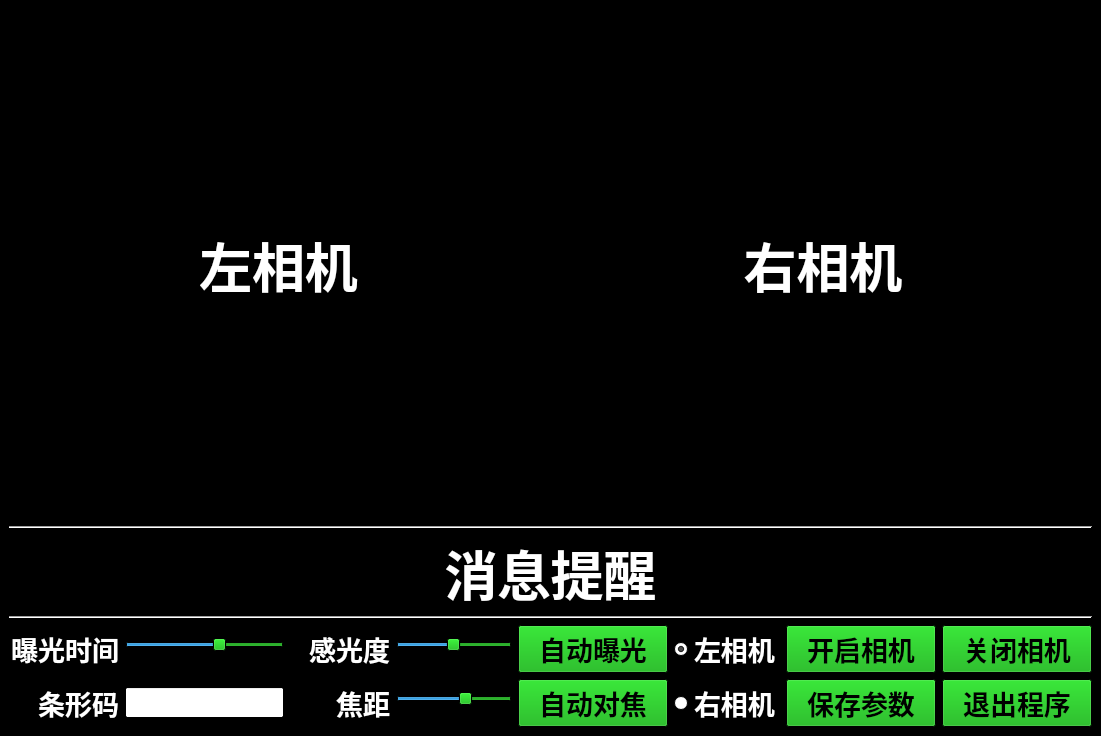
The window that ui/main.ui (Marco-ardu/DetectScraw) describes before a commit, drawn with Qt 5.
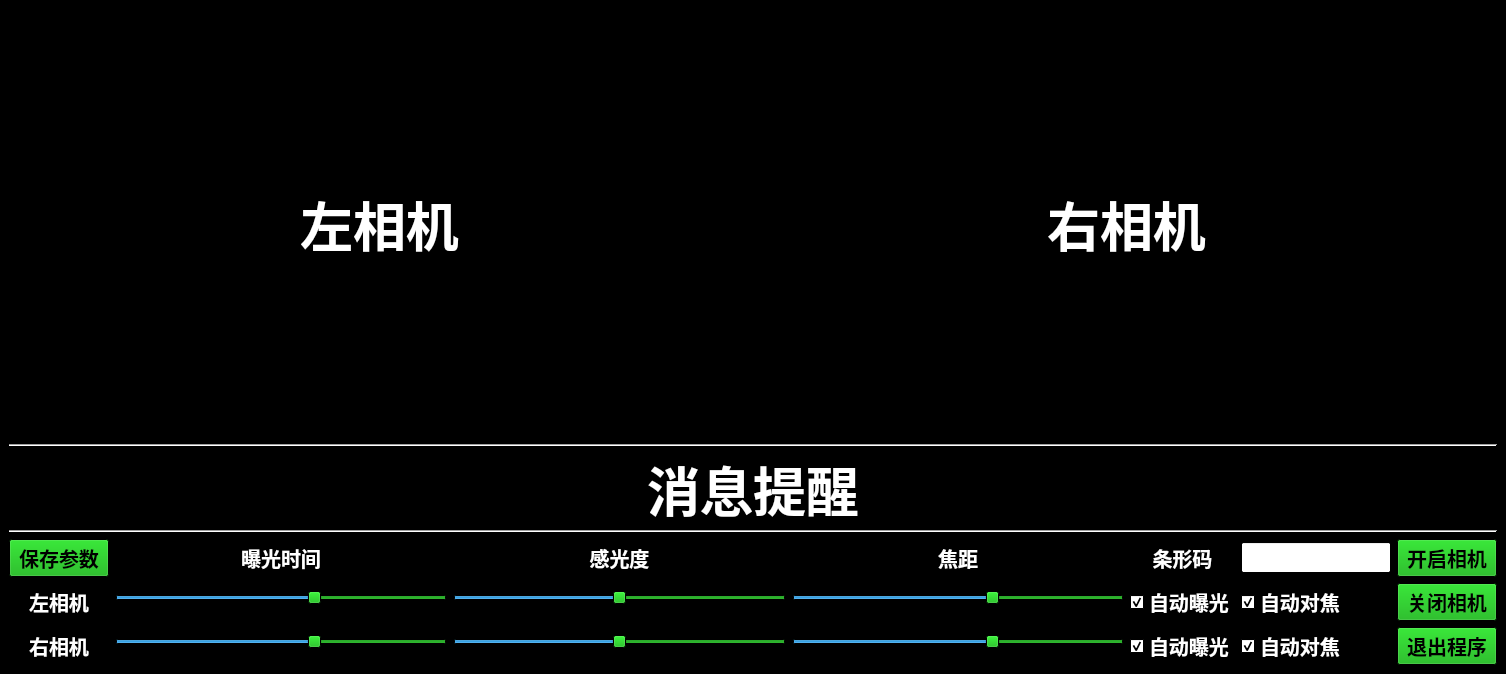
The same window after the commit. Icons and pictures are not drawn.

Commit message: 曝光修改版UI

Diff of the .ui file:
```diff
--- a/ui/main.ui
+++ b/ui/main.ui
@@ -6,8 +6,8 @@
    <rect>
     <x>0</x>
     <y>0</y>
-    <width>1101</width>
-    <height>736</height>
+    <width>1506</width>
+    <height>674</height>
    </rect>
   </property>
   <property name="palette">
@@ -140,7 +140,7 @@
    <string>OAK零件检测系统</string>
   </property>
   <widget class="QWidget" name="centralwidget">
-   <layout class="QVBoxLayout" name="verticalLayout" stretch="8,1,1,1,1">
+   <layout class="QVBoxLayout" name="verticalLayout" stretch="6,1,1,1,1">
     <item>
      <layout class="QHBoxLayout" name="horizontalLayout">
       <item>
@@ -156,7 +156,7 @@
         </property>
         <property name="minimumSize">
          <size>
-          <width>400</width>
+          <width>350</width>
           <height>300</height>
          </size>
         </property>
@@ -195,7 +195,7 @@
         </property>
         <property name="minimumSize">
          <size>
-          <width>400</width>
+          <width>350</width>
           <height>300</height>
          </size>
         </property>
@@ -235,7 +235,7 @@
       <property name="minimumSize">
        <size>
         <width>0</width>
-        <height>75</height>
+        <height>60</height>
        </size>
       </property>
       <property name="font">
@@ -260,11 +260,124 @@
     </item>
     <item>
      <layout class="QGridLayout" name="gridLayout">
-      <item row="0" column="0">
+      <item row="0" column="4">
+       <widget class="QLabel" name="Barcodelabel">
+        <property name="minimumSize">
+         <size>
+          <width>80</width>
+          <height>0</height>
+         </size>
+        </property>
+        <property name="maximumSize">
+         <size>
+          <width>400</width>
+          <height>16777215</height>
+         </size>
+        </property>
+        <property name="font">
+         <font>
+          <pointsize>15</pointsize>
+         </font>
+        </property>
+        <property name="text">
+         <string>条形码</string>
+        </property>
+        <property name="alignment">
+         <set>Qt::AlignCenter</set>
+        </property>
+       </widget>
+      </item>
+      <item row="0" column="5">
+       <widget class="QLineEdit" name="BarCodeValue">
+        <property name="minimumSize">
+         <size>
+          <width>100</width>
+          <height>0</height>
+         </size>
+        </property>
+        <property name="maximumSize">
+         <size>
+          <width>150</width>
+          <height>16777215</height>
+         </size>
+        </property>
+       </widget>
+      </item>
+      <item row="0" column="3">
+       <widget class="QLabel" name="lensPos_label">
+        <property name="minimumSize">
+         <size>
+          <width>80</width>
+          <height>0</height>
+         </size>
+        </property>
+        <property name="maximumSize">
+         <size>
+          <width>400</width>
+          <height>16777215</height>
+         </size>
+        </property>
+        <property name="font">
+         <font>
+          <pointsize>15</pointsize>
+         </font>
+        </property>
+        <property name="text">
+         <string>焦距</string>
+        </property>
+        <property name="alignment">
+         <set>Qt::AlignCenter</set>
+        </property>
+       </widget>
+      </item>
+      <item row="1" column="3">
+       <widget class="QSlider" name="left_lensPos_value">
+        <property name="minimumSize">
+         <size>
+          <width>100</width>
+          <height>0</height>
+         </size>
+        </property>
+        <property name="maximumSize">
+         <size>
+          <width>400</width>
+          <height>16777215</height>
+         </size>
+        </property>
+        <property name="contextMenuPolicy">
+         <enum>Qt::DefaultContextMenu</enum>
+        </property>
+        <property name="minimum">
+         <number>1</number>
+        </property>
+        <property name="maximum">
+         <number>255</number>
+        </property>
+        <property name="value">
+         <number>156</number>
+        </property>
+        <property name="orientation">
+         <enum>Qt::Horizontal</enum>
+        </property>
+        <property name="invertedAppearance">
+         <bool>false</bool>
+        </property>
+        <property name="invertedControls">
+         <bool>false</bool>
+        </property>
+        <property name="tickPosition">
+         <enum>QSlider::TicksBelow</enum>
+        </property>
+        <property name="tickInterval">
+         <number>10</number>
+        </property>
+       </widget>
+      </item>
+      <item row="0" column="1">
        <widget class="QLabel" name="exp_time_label">
         <property name="minimumSize">
          <size>
-          <width>110</width>
+          <width>90</width>
           <height>0</height>
          </size>
         </property>
@@ -276,48 +389,14 @@
         </property>
         <property name="font">
          <font>
-          <pointsize>20</pointsize>
+          <pointsize>15</pointsize>
          </font>
         </property>
         <property name="text">
          <string>曝光时间</string>
         </property>
         <property name="alignment">
-         <set>Qt::AlignRight|Qt::AlignTrailing|Qt::AlignVCenter</set>
-        </property>
-       </widget>
-      </item>
-      <item row="0" column="1">
-       <widget class="QSlider" name="exp_time_value">
-        <property name="minimumSize">
-         <size>
-          <width>100</width>
-          <height>0</height>
-         </size>
-        </property>
-        <property name="maximumSize">
-         <size>
-          <width>400</width>
-          <height>16777215</height>
-         </size>
-        </property>
-        <property name="minimum">
-         <number>1</number>
-        </property>
-        <property name="maximum">
-         <number>33000</number>
-        </property>
-        <property name="value">
-         <number>20000</number>
-        </property>
-        <property name="orientation">
-         <enum>Qt::Horizontal</enum>
-        </property>
-        <property name="tickPosition">
-         <enum>QSlider::TicksBelow</enum>
-        </property>
-        <property name="tickInterval">
-         <number>1000</number>
+         <set>Qt::AlignCenter</set>
         </property>
        </widget>
       </item>
@@ -325,7 +404,7 @@
        <widget class="QLabel" name="sens_ios_label">
         <property name="minimumSize">
          <size>
-          <width>100</width>
+          <width>70</width>
           <height>0</height>
          </size>
         </property>
@@ -337,22 +416,22 @@
         </property>
         <property name="font">
          <font>
-          <pointsize>20</pointsize>
+          <pointsize>15</pointsize>
          </font>
         </property>
         <property name="text">
          <string>感光度</string>
         </property>
         <property name="alignment">
-         <set>Qt::AlignRight|Qt::AlignTrailing|Qt::AlignVCenter</set>
+         <set>Qt::AlignCenter</set>
         </property>
        </widget>
       </item>
-      <item row="0" column="3">
-       <widget class="QSlider" name="sens_ios_value">
+      <item row="2" column="0">
+       <widget class="QLabel" name="right_label">
         <property name="minimumSize">
          <size>
-          <width>100</width>
+          <width>70</width>
           <height>0</height>
          </size>
         </property>
@@ -362,95 +441,16 @@
           <height>16777215</height>
          </size>
         </property>
-        <property name="minimum">
-         <number>1</number>
-        </property>
-        <property name="maximum">
-         <number>1600</number>
-        </property>
-        <property name="value">
-         <number>800</number>
-        </property>
-        <property name="orientation">
-         <enum>Qt::Horizontal</enum>
-        </property>
-        <property name="tickPosition">
-         <enum>QSlider::TicksBelow</enum>
-        </property>
-        <property name="tickInterval">
-         <number>80</number>
-        </property>
-       </widget>
-      </item>
-      <item row="0" column="4">
-       <widget class="QPushButton" name="autoexp">
-        <property name="enabled">
-         <bool>true</bool>
-        </property>
-        <property name="sizePolicy">
-         <sizepolicy hsizetype="Preferred" vsizetype="Preferred">
-          <horstretch>0</horstretch>
-          <verstretch>3</verstretch>
-         </sizepolicy>
-        </property>
-        <property name="minimumSize">
-         <size>
-          <width>150</width>
-          <height>0</height>
-         </size>
-        </property>
-        <property name="maximumSize">
-         <size>
-          <width>400</width>
-          <height>16777215</height>
-         </size>
-        </property>
         <property name="font">
          <font>
-          <family>微軟正黑體</family>
-          <pointsize>20</pointsize>
-          <weight>75</weight>
-          <bold>true</bold>
+          <pointsize>15</pointsize>
          </font>
         </property>
         <property name="text">
-         <string>自动曝光</string>
+         <string>右相机</string>
         </property>
-        <property name="autoRepeatDelay">
-         <number>300</number>
-        </property>
-       </widget>
-      </item>
-      <item row="0" column="5">
-       <widget class="QRadioButton" name="leftCameraButton">
-        <property name="enabled">
-         <bool>true</bool>
-        </property>
-        <property name="minimumSize">
-         <size>
-          <width>100</width>
-          <height>0</height>
-         </size>
-        </property>
-        <property name="maximumSize">
-         <size>
-          <width>400</width>
-          <height>16777215</height>
-         </size>
-        </property>
-        <property name="font">
-         <font>
-          <pointsize>20</pointsize>
-         </font>
-        </property>
-        <property name="mouseTracking">
-         <bool>true</bool>
-        </property>
-        <property name="text">
-         <string>左相机</string>
-        </property>
-        <property name="checked">
-         <bool>true</bool>
+        <property name="alignment">
+         <set>Qt::AlignCenter</set>
         </property>
        </widget>
       </item>
@@ -467,7 +467,7 @@
         </property>
         <property name="minimumSize">
          <size>
-          <width>150</width>
+          <width>100</width>
           <height>0</height>
          </size>
         </property>
@@ -480,7 +480,7 @@
         <property name="font">
          <font>
           <family>微軟正黑體</family>
-          <pointsize>20</pointsize>
+          <pointsize>15</pointsize>
           <weight>75</weight>
           <bold>true</bold>
          </font>
@@ -493,17 +493,11 @@
         </property>
        </widget>
       </item>
-      <item row="0" column="7">
-       <widget class="QPushButton" name="btnStop">
-        <property name="sizePolicy">
-         <sizepolicy hsizetype="Preferred" vsizetype="Preferred">
-          <horstretch>0</horstretch>
-          <verstretch>0</verstretch>
-         </sizepolicy>
-        </property>
+      <item row="2" column="2">
+       <widget class="QSlider" name="right_sens_ios_value">
         <property name="minimumSize">
          <size>
-          <width>150</width>
+          <width>100</width>
           <height>0</height>
          </size>
         </property>
@@ -513,85 +507,28 @@
           <height>16777215</height>
          </size>
         </property>
-        <property name="font">
-         <font>
-          <family>微軟正黑體</family>
-          <pointsize>20</pointsize>
-          <weight>75</weight>
-          <bold>true</bold>
-         </font>
+        <property name="minimum">
+         <number>1</number>
         </property>
-        <property name="text">
-         <string>关闭相机</string>
+        <property name="maximum">
+         <number>1600</number>
         </property>
-       </widget>
-      </item>
-      <item row="1" column="0">
-       <widget class="QLabel" name="Barcodelabel">
-        <property name="minimumSize">
-         <size>
-          <width>80</width>
-          <height>0</height>
-         </size>
+        <property name="value">
+         <number>800</number>
         </property>
-        <property name="maximumSize">
-         <size>
-          <width>400</width>
-          <height>16777215</height>
-         </size>
+        <property name="orientation">
+         <enum>Qt::Horizontal</enum>
         </property>
-        <property name="font">
-         <font>
-          <pointsize>20</pointsize>
-         </font>
+        <property name="tickPosition">
+         <enum>QSlider::TicksBelow</enum>
         </property>
-        <property name="text">
-         <string>条形码</string>
-        </property>
-        <property name="alignment">
-         <set>Qt::AlignRight|Qt::AlignTrailing|Qt::AlignVCenter</set>
-        </property>
-       </widget>
-      </item>
-      <item row="1" column="1">
-       <widget class="QLineEdit" name="BarCodeValue">
-        <property name="maximumSize">
-         <size>
-          <width>400</width>
-          <height>16777215</height>
-         </size>
+        <property name="tickInterval">
+         <number>80</number>
         </property>
        </widget>
       </item>
       <item row="1" column="2">
-       <widget class="QLabel" name="lensPos_label">
-        <property name="minimumSize">
-         <size>
-          <width>80</width>
-          <height>0</height>
-         </size>
-        </property>
-        <property name="maximumSize">
-         <size>
-          <width>400</width>
-          <height>16777215</height>
-         </size>
-        </property>
-        <property name="font">
-         <font>
-          <pointsize>20</pointsize>
-         </font>
-        </property>
-        <property name="text">
-         <string>焦距</string>
-        </property>
-        <property name="alignment">
-         <set>Qt::AlignRight|Qt::AlignTrailing|Qt::AlignVCenter</set>
-        </property>
-       </widget>
-      </item>
-      <item row="1" column="3">
-       <widget class="QSlider" name="lensPos_value">
+       <widget class="QSlider" name="left_sens_ios_value">
         <property name="minimumSize">
          <size>
           <width>100</width>
@@ -611,99 +548,27 @@
          <number>1</number>
         </property>
         <property name="maximum">
-         <number>255</number>
+         <number>1600</number>
         </property>
         <property name="value">
-         <number>156</number>
+         <number>800</number>
         </property>
         <property name="orientation">
          <enum>Qt::Horizontal</enum>
         </property>
-        <property name="invertedAppearance">
-         <bool>false</bool>
-        </property>
-        <property name="invertedControls">
-         <bool>false</bool>
-        </property>
         <property name="tickPosition">
          <enum>QSlider::TicksBelow</enum>
         </property>
         <property name="tickInterval">
-         <number>10</number>
+         <number>80</number>
         </property>
        </widget>
       </item>
-      <item row="1" column="4">
-       <widget class="QPushButton" name="autofocus">
-        <property name="enabled">
-         <bool>true</bool>
-        </property>
-        <property name="sizePolicy">
-         <sizepolicy hsizetype="Preferred" vsizetype="Preferred">
-          <horstretch>0</horstretch>
-          <verstretch>3</verstretch>
-         </sizepolicy>
-        </property>
-        <property name="minimumSize">
-         <size>
-          <width>150</width>
-          <height>0</height>
-         </size>
-        </property>
-        <property name="maximumSize">
-         <size>
-          <width>400</width>
-          <height>16777215</height>
-         </size>
-        </property>
-        <property name="font">
-         <font>
-          <family>微軟正黑體</family>
-          <pointsize>20</pointsize>
-          <weight>75</weight>
-          <bold>true</bold>
-         </font>
-        </property>
-        <property name="text">
-         <string>自动对焦</string>
-        </property>
-        <property name="autoRepeatDelay">
-         <number>300</number>
-        </property>
-       </widget>
-      </item>
-      <item row="1" column="5">
-       <widget class="QRadioButton" name="rightCameraButton">
-        <property name="minimumSize">
-         <size>
-          <width>100</width>
-          <height>0</height>
-         </size>
-        </property>
-        <property name="maximumSize">
-         <size>
-          <width>400</width>
-          <height>16777215</height>
-         </size>
-        </property>
-        <property name="font">
-         <font>
-          <pointsize>20</pointsize>
-         </font>
-        </property>
-        <property name="text">
-         <string>右相机</string>
-        </property>
-        <property name="checked">
-         <bool>false</bool>
-        </property>
-       </widget>
-      </item>
-      <item row="1" column="6">
+      <item row="0" column="0">
        <widget class="QPushButton" name="SaveButton">
         <property name="minimumSize">
          <size>
-          <width>150</width>
+          <width>100</width>
           <height>0</height>
          </size>
         </property>
@@ -715,7 +580,7 @@
         </property>
         <property name="font">
          <font>
-          <pointsize>20</pointsize>
+          <pointsize>15</pointsize>
          </font>
         </property>
         <property name="text">
@@ -723,11 +588,241 @@
         </property>
        </widget>
       </item>
-      <item row="1" column="7">
+      <item row="1" column="5">
+       <widget class="QCheckBox" name="autofocusleft">
+        <property name="minimumSize">
+         <size>
+          <width>105</width>
+          <height>0</height>
+         </size>
+        </property>
+        <property name="maximumSize">
+         <size>
+          <width>400</width>
+          <height>16777215</height>
+         </size>
+        </property>
+        <property name="font">
+         <font>
+          <pointsize>15</pointsize>
+         </font>
+        </property>
+        <property name="text">
+         <string>自动对焦</string>
+        </property>
+        <property name="checked">
+         <bool>true</bool>
+        </property>
+       </widget>
+      </item>
+      <item row="2" column="1">
+       <widget class="QSlider" name="right_exp_time_value">
+        <property name="minimumSize">
+         <size>
+          <width>100</width>
+          <height>0</height>
+         </size>
+        </property>
+        <property name="maximumSize">
+         <size>
+          <width>400</width>
+          <height>16777215</height>
+         </size>
+        </property>
+        <property name="minimum">
+         <number>1</number>
+        </property>
+        <property name="maximum">
+         <number>33000</number>
+        </property>
+        <property name="value">
+         <number>20000</number>
+        </property>
+        <property name="orientation">
+         <enum>Qt::Horizontal</enum>
+        </property>
+        <property name="tickPosition">
+         <enum>QSlider::TicksBelow</enum>
+        </property>
+        <property name="tickInterval">
+         <number>1000</number>
+        </property>
+       </widget>
+      </item>
+      <item row="1" column="4">
+       <widget class="QCheckBox" name="autoexpleft">
+        <property name="minimumSize">
+         <size>
+          <width>105</width>
+          <height>0</height>
+         </size>
+        </property>
+        <property name="maximumSize">
+         <size>
+          <width>400</width>
+          <height>16777215</height>
+         </size>
+        </property>
+        <property name="font">
+         <font>
+          <pointsize>15</pointsize>
+         </font>
+        </property>
+        <property name="text">
+         <string>自动曝光</string>
+        </property>
+        <property name="checked">
+         <bool>true</bool>
+        </property>
+       </widget>
+      </item>
+      <item row="1" column="6">
+       <widget class="QPushButton" name="btnStop">
+        <property name="sizePolicy">
+         <sizepolicy hsizetype="Preferred" vsizetype="Preferred">
+          <horstretch>0</horstretch>
+          <verstretch>0</verstretch>
+         </sizepolicy>
+        </property>
+        <property name="minimumSize">
+         <size>
+          <width>100</width>
+          <height>0</height>
+         </size>
+        </property>
+        <property name="maximumSize">
+         <size>
+          <width>400</width>
+          <height>16777215</height>
+         </size>
+        </property>
+        <property name="font">
+         <font>
+          <family>微軟正黑體</family>
+          <pointsize>15</pointsize>
+          <weight>75</weight>
+          <bold>true</bold>
+         </font>
+        </property>
+        <property name="text">
+         <string>关闭相机</string>
+        </property>
+       </widget>
+      </item>
+      <item row="2" column="4">
+       <widget class="QCheckBox" name="autoexpright">
+        <property name="minimumSize">
+         <size>
+          <width>105</width>
+          <height>0</height>
+         </size>
+        </property>
+        <property name="maximumSize">
+         <size>
+          <width>400</width>
+          <height>16777215</height>
+         </size>
+        </property>
+        <property name="font">
+         <font>
+          <pointsize>15</pointsize>
+         </font>
+        </property>
+        <property name="contextMenuPolicy">
+         <enum>Qt::DefaultContextMenu</enum>
+        </property>
+        <property name="layoutDirection">
+         <enum>Qt::LeftToRight</enum>
+        </property>
+        <property name="text">
+         <string>自动曝光</string>
+        </property>
+        <property name="checked">
+         <bool>true</bool>
+        </property>
+        <property name="autoRepeat">
+         <bool>false</bool>
+        </property>
+        <property name="autoExclusive">
+         <bool>false</bool>
+        </property>
+       </widget>
+      </item>
+      <item row="2" column="5">
+       <widget class="QCheckBox" name="autofocusright">
+        <property name="minimumSize">
+         <size>
+          <width>105</width>
+          <height>0</height>
+         </size>
+        </property>
+        <property name="maximumSize">
+         <size>
+          <width>400</width>
+          <height>16777215</height>
+         </size>
+        </property>
+        <property name="font">
+         <font>
+          <pointsize>15</pointsize>
+         </font>
+        </property>
+        <property name="text">
+         <string>自动对焦</string>
+        </property>
+        <property name="checked">
+         <bool>true</bool>
+        </property>
+       </widget>
+      </item>
+      <item row="2" column="3">
+       <widget class="QSlider" name="right_lensPos_value">
+        <property name="minimumSize">
+         <size>
+          <width>100</width>
+          <height>0</height>
+         </size>
+        </property>
+        <property name="maximumSize">
+         <size>
+          <width>400</width>
+          <height>16777215</height>
+         </size>
+        </property>
+        <property name="contextMenuPolicy">
+         <enum>Qt::DefaultContextMenu</enum>
+        </property>
+        <property name="minimum">
+         <number>1</number>
+        </property>
+        <property name="maximum">
+         <number>255</number>
+        </property>
+        <property name="value">
+         <number>156</number>
+        </property>
+        <property name="orientation">
+         <enum>Qt::Horizontal</enum>
+        </property>
+        <property name="invertedAppearance">
+         <bool>false</bool>
+        </property>
+        <property name="invertedControls">
+         <bool>false</bool>
+        </property>
+        <property name="tickPosition">
+         <enum>QSlider::TicksBelow</enum>
+        </property>
+        <property name="tickInterval">
+         <number>10</number>
+        </property>
+       </widget>
+      </item>
+      <item row="2" column="6">
        <widget class="QPushButton" name="ShutDown">
         <property name="minimumSize">
          <size>
-          <width>150</width>
+          <width>100</width>
           <height>0</height>
          </size>
         </property>
@@ -739,7 +834,7 @@
         </property>
         <property name="font">
          <font>
-          <pointsize>20</pointsize>
+          <pointsize>15</pointsize>
          </font>
         </property>
         <property name="text">
@@ -747,6 +842,67 @@
         </property>
        </widget>
       </item>
+      <item row="1" column="0">
+       <widget class="QLabel" name="left_label">
+        <property name="minimumSize">
+         <size>
+          <width>70</width>
+          <height>0</height>
+         </size>
+        </property>
+        <property name="maximumSize">
+         <size>
+          <width>400</width>
+          <height>16777215</height>
+         </size>
+        </property>
+        <property name="font">
+         <font>
+          <pointsize>15</pointsize>
+         </font>
+        </property>
+        <property name="text">
+         <string>左相机</string>
+        </property>
+        <property name="alignment">
+         <set>Qt::AlignCenter</set>
+        </property>
+       </widget>
+      </item>
+      <item row="1" column="1">
+       <widget class="QSlider" name="left_exp_time_value">
+        <property name="minimumSize">
+         <size>
+          <width>100</width>
+          <height>0</height>
+         </size>
+        </property>
+        <property name="maximumSize">
+         <size>
+          <width>400</width>
+          <height>16777215</height>
+         </size>
+        </property>
+        <property name="minimum">
+         <number>1</number>
+        </property>
+        <property name="maximum">
+         <number>33000</number>
+        </property>
+        <property name="value">
+         <number>20000</number>
+        </property>
+        <property name="orientation">
+         <enum>Qt::Horizontal</enum>
+        </property>
+        <property name="tickPosition">
+         <enum>QSlider::TicksBelow</enum>
+        </property>
+        <property name="tickInterval">
+         <number>1000</number>
+        </property>
+       </widget>
+      </item>
      </layout>
     </item>
    </layout>
```
Left out of the diff: 9 changed lines with no effect on the pictures. The commit also changes 8 other files.
